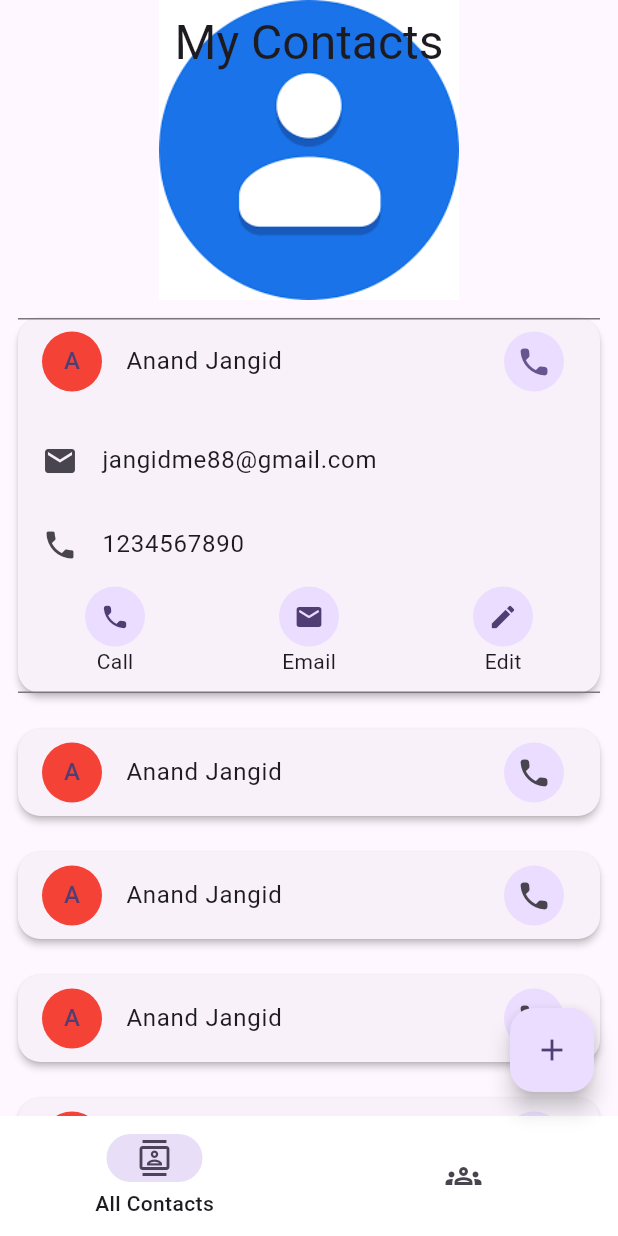
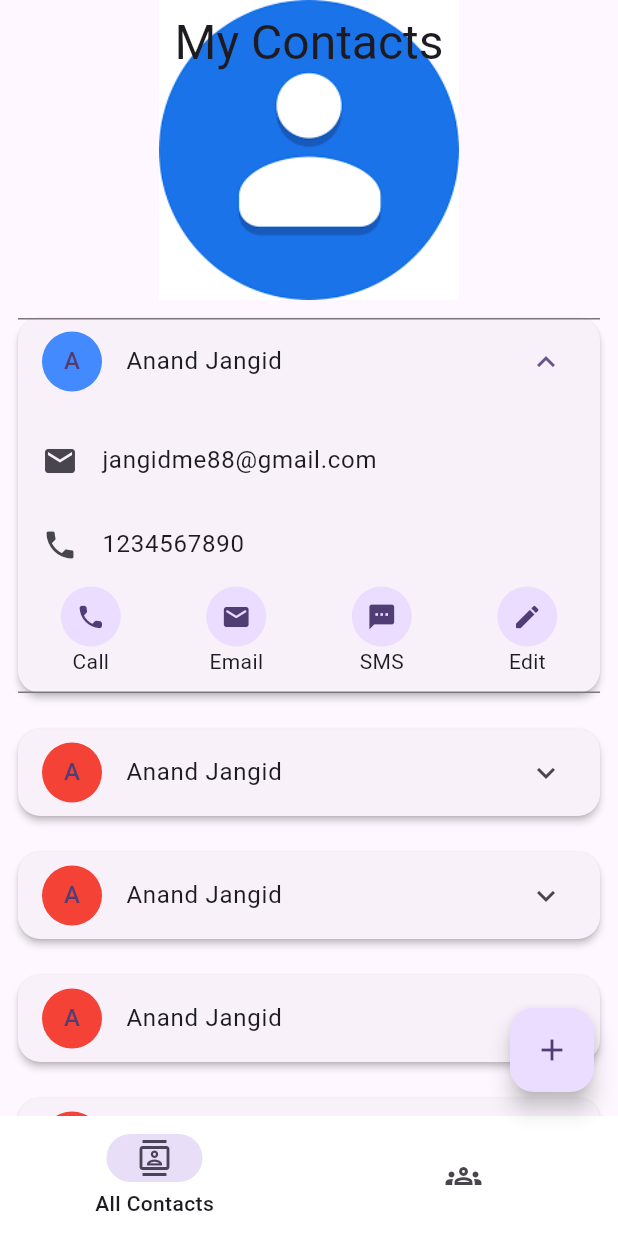
Before and after one commit to Anand-Jangid/contacts_app, a Flutter app: the screen it shows after launch, after a tap on an icon or button, on a phone screen of 412 x 824 dp. Run offline on Flutter 3.47's test engine with Material 2 defaults, Android fonts, the phone set to English and light mode, and no system bars; our stand-ins replace sqflite; accounts and stored records are empty.

Commit message:
Added SMS and changed the dropdown icon

```diff
--- a/lib/View/Widgets/contact_tile.dart
+++ b/lib/View/Widgets/contact_tile.dart
@@ -6,11 +6,18 @@ import 'package:url_launcher/url_launcher.dart';
 
 import '../../Models/contact.dart';
 
-class ContactTile extends StatelessWidget {
+class ContactTile extends StatefulWidget {
   final Contact contact;
   ContactTile({super.key, required this.contact});
 
+  @override
+  State<ContactTile> createState() => _ContactTileState();
+}
+
+class _ContactTileState extends State<ContactTile> {
   var random = Random();
+
+  bool _expandTile = false;
 
   @override
   Widget build(BuildContext context) {
@@ -23,26 +30,28 @@ class ContactTile extends StatelessWidget {
           borderRadius: BorderRadius.circular(15.0),
         ),
         child: ExpansionTile(
+          onExpansionChanged: (value) {
+            setState(() {
+              _expandTile = value;
+            });
+          },
           leading: CircleAvatar(
               backgroundColor: colorList[random.nextInt(10)],
-              child: Text(contact.firstName[0])),
-          title: Text('${contact.firstName} ${contact.lastName ?? ''}'),
-          trailing: CircleAvatar(
-              child: IconButton(
-            icon: Icon(Icons.call_rounded),
-            onPressed: () {},
-          )),
+              child: Text(widget.contact.firstName[0])),
+          title: Text(
+              '${widget.contact.firstName} ${widget.contact.lastName ?? ''}'),
+          trailing: (_expandTile) ? Icon(Icons.keyboard_arrow_up_outlined) :Icon(Icons.keyboard_arrow_down_outlined),
           children: [
             const SizedBox(
               height: 10,
             ),
             ListTile(
               leading: Icon(Icons.email),
-              title: Text(contact.email ?? ""),
+              title: Text(widget.contact.email ?? ""),
             ),
             ListTile(
               leading: Icon(Icons.phone),
-              title: Text(contact.phoneNumber),
+              title: Text(widget.contact.phoneNumber),
             ),
             Center(
               child: Row(
@@ -61,11 +70,17 @@ class ContactTile extends StatelessWidget {
                       },
                       title: "Email"),
                   CircularButton(
+                      icons: Icons.sms_rounded,
+                      onPressed: () async {
+                        await _launchSMS();
+                      },
+                      title: "SMS"),
+                  CircularButton(
                       icons: Icons.edit_rounded,
                       onPressed: () {
                         Navigator.of(context).push(MaterialPageRoute(
                             builder: (context) => ContactDetailScreen(
-                                  contact: contact,
+                                  contact: widget.contact,
                                 )));
                       },
                       title: "Edit"),
@@ -95,7 +110,7 @@ class ContactTile extends StatelessWidget {
   ];
 
   Future _launchPhone() async {
-    final Uri phoneUri = Uri(scheme: 'tel', path: contact.phoneNumber);
+    final Uri phoneUri = Uri(scheme: 'tel', path: widget.contact.phoneNumber);
     return await launchUrl(phoneUri);
   }
 
@@ -109,11 +124,22 @@ class ContactTile extends StatelessWidget {
   Future _launchEmail() async {
     final Uri emailUri = Uri(
       scheme: 'mailto',
-      path: contact.email,
-      query: encodeQueryParameters(<String, String>{
-        'subject': 'Example Subject & Symbols are allowed!',
-      }),
+      path: widget.contact.email,
+      // query: encodeQueryParameters(<String, String>{
+      //   'subject': 'Example Subject & Symbols are allowed!',
+      // }),
     );
     launchUrl(emailUri);
   }
+
+  Future _launchSMS() async {
+    final Uri smsLaunchUri = Uri(
+      scheme: 'sms',
+      path: widget.contact.phoneNumber,
+      // queryParameters: <String, String>{
+      //   'body': Uri.encodeComponent('Example Subject & Symbols are allowed!'),
+      // },
+    );
+    launchUrl(smsLaunchUri);
+  }
 }
```
